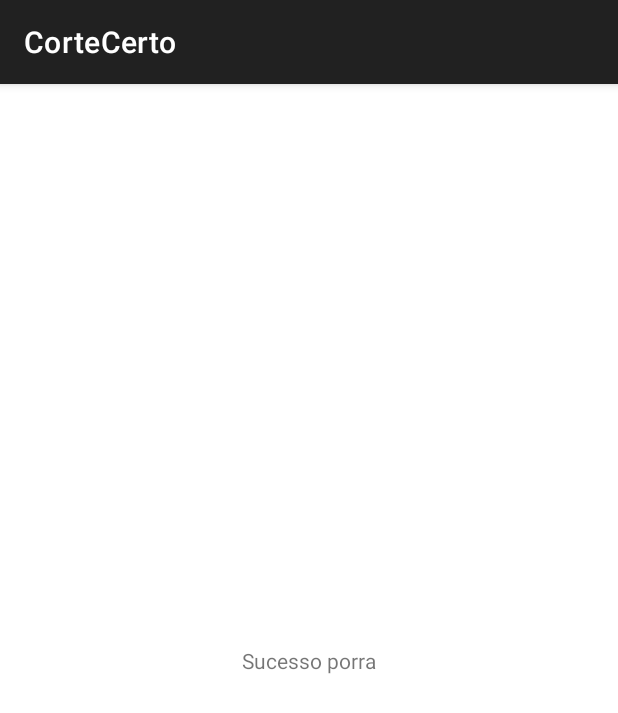
After one commit to devalenca/-CorteCerto, an Android app built with Jetpack Compose: the Agendamento screen opened directly, with no data from a screen before it, on a phone screen of 412 x 824 dp. The commit adds this screen. Shown: the top 713 px of the screen. Run offline under Robolectric (Android 15) with nearby library versions, the phone set to English and light mode, and no system bars.

Commit message:
Feito o botão para ir para o agendamento

```diff
--- a/app/src/main/AndroidManifest.xml
+++ b/app/src/main/AndroidManifest.xml
@@ -12,6 +12,9 @@
         android:supportsRtl="true"
         android:theme="@style/Theme.CorteCerto"
         tools:targetApi="31">
+        <activity
+            android:name=".view.Agendamento"
+            android:exported="false" />
         <activity
             android:name=".view.Home"
             android:exported="false" />
--- a/app/src/main/java/com/example/cortecerto/model/Servicos.kt
+++ b/app/src/main/java/com/example/cortecerto/model/Servicos.kt
@@ -1,7 +1,7 @@
 package com.example.cortecerto.model
 
-data class Servicos {
+data class Servicos (
     val img: Int? = null,
-    val nome: String? = null,
+    val nome: String? = null
 
-}
+)
--- /dev/null
+++ b/app/src/main/java/com/example/cortecerto/view/Agendamento.kt
@@ -0,0 +1,12 @@
+package com.example.cortecerto.view
+
+import androidx.appcompat.app.AppCompatActivity
+import android.os.Bundle
+import com.example.cortecerto.R
+
+class Agendamento : AppCompatActivity() {
+    override fun onCreate(savedInstanceState: Bundle?) {
+        super.onCreate(savedInstanceState)
+        setContentView(R.layout.activity_agendamento)
+    }
+}
--- /dev/null
+++ b/app/src/main/res/layout/activity_agendamento.xml
@@ -0,0 +1,18 @@
+<?xml version="1.0" encoding="utf-8"?>
+<androidx.constraintlayout.widget.ConstraintLayout xmlns:android="http://schemas.android.com/apk/res/android"
+    xmlns:app="http://schemas.android.com/apk/res-auto"
+    xmlns:tools="http://schemas.android.com/tools"
+    android:layout_width="match_parent"
+    android:layout_height="match_parent"
+    tools:context=".view.Agendamento">
+
+    <TextView
+        android:id="@+id/textView"
+        android:layout_width="wrap_content"
+        android:layout_height="wrap_content"
+        android:text="Sucesso porra"
+        app:layout_constraintBottom_toBottomOf="parent"
+        app:layout_constraintEnd_toEndOf="parent"
+        app:layout_constraintStart_toStartOf="parent"
+        app:layout_constraintTop_toTopOf="parent" />
+</androidx.constraintlayout.widget.ConstraintLayout>
--- a/app/src/main/res/layout/servicos_item.xml
+++ b/app/src/main/res/layout/servicos_item.xml
@@ -3,7 +3,7 @@
     xmlns:app="http://schemas.android.com/apk/res-auto"
     android:orientation="vertical"
     android:layout_width="match_parent"
-    android:layout_height="match_parent">
+    android:layout_height="wrap_content">
 
     <androidx.cardview.widget.CardView
         android:layout_width="match_parent"
@@ -32,7 +32,7 @@
         android:layout_height="wrap_content"
         android:text="Corte de Cabelo"
         android:textSize="16sp"
-        android:textColor="@color/black"
+        android:textColor="@color/white"
         android:textStyle="bold"
         android:layout_gravity="center"
         android:layout_marginTop="20dp"
```
Also changed, not shown: app/src/main/java/com/example/cortecerto/adapter/ServicosAdapter.kt (+28 -1 lines), app/src/main/java/com/example/cortecerto/view/Home.kt (+32 -0 lines).
